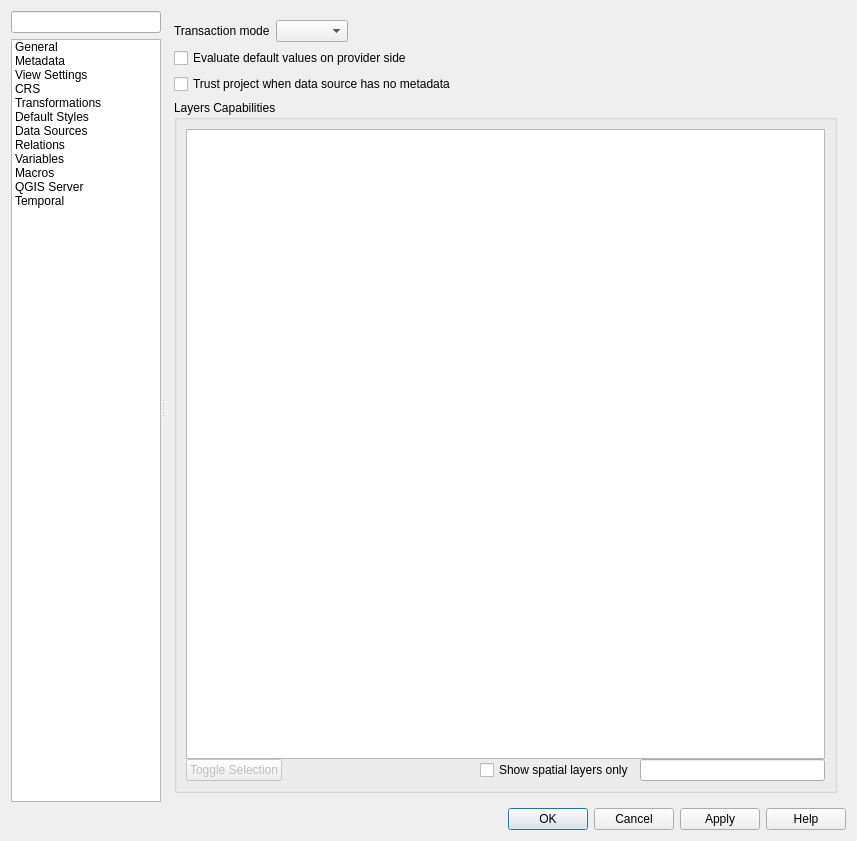
qgis/QGIS, file src/ui/qgsprojectpropertiesbase.ui: the form before one commit.
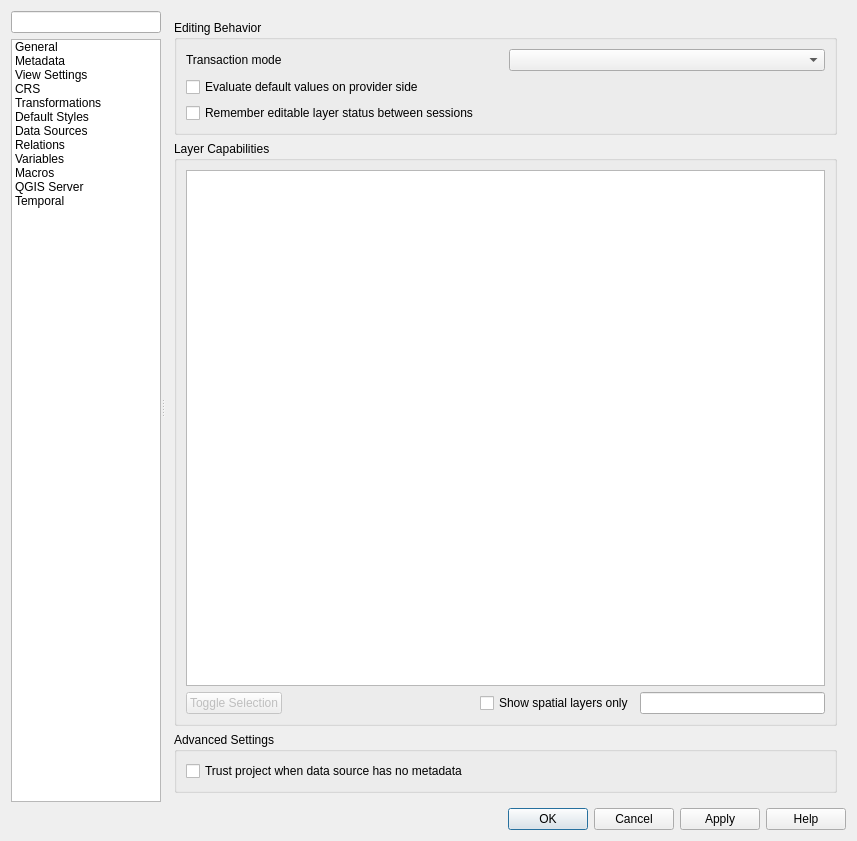
The form after the commit. The open tabs and pages were chosen to show the change. Icons and pictures are not drawn. Custom widgets are drawn as their Qt base class.

Commit message:
[feature] Add opt-in setting in project properties for "Remember editable layer status between sessions"
If checked, then any layers which are editable will be remembered
when saving that project and immediately made editable whenever
the project is restored.

This is an opt-in, per-project setting. The intended use case
is for users who are making complex, data-editing focused projects.

What changed in the file:
```diff
--- a/src/ui/qgsprojectpropertiesbase.ui
+++ b/src/ui/qgsprojectpropertiesbase.ui
@@ -1473,37 +1473,7 @@
          </widget>
          <widget class="QWidget" name="mTab_DataSources">
           <layout class="QGridLayout" name="mTab_DataSourcesGridLayout">
-           <item row="1" column="0" colspan="3">
-            <widget class="QCheckBox" name="mEvaluateDefaultValues">
-             <property name="toolTip">
-              <string>When enabled, default values will be evaluated as early as possible. This will fill default values in the add feature form already and not only create them on commit. Only supported for postgres, GPKG, spatialite and oracle.</string>
-             </property>
-             <property name="text">
-              <string>Evaluate default values on provider side</string>
-             </property>
-            </widget>
-           </item>
-           <item row="0" column="0">
-            <widget class="QLabel" name="mTransactionModeLabel">
-             <property name="text">
-              <string>Transaction mode</string>
-             </property>
-            </widget>
-           </item>
-           <item row="2" column="0" colspan="3">
-            <widget class="QCheckBox" name="mTrustProjectCheckBox">
-             <property name="toolTip">
-              <string>Speed up project loading by skipping data checks in PostgreSQL layers. Useful in QGIS server context or project with huge database views or materialized views.</string>
-             </property>
-             <property name="text">
-              <string>Trust project when data source has no metadata</string>
-             </property>
-            </widget>
-           </item>
-           <item row="0" column="1">
-            <widget class="QComboBox" name="mTransactionModeComboBox"/>
-           </item>
-           <item row="3" column="0" colspan="3">
+           <item row="1" column="0" colspan="2">
             <widget class="QgsCollapsibleGroupBox" name="groupBox_5">
              <property name="sizePolicy">
               <sizepolicy hsizetype="Expanding" vsizetype="Expanding">
@@ -1512,12 +1482,9 @@
               </sizepolicy>
              </property>
              <property name="title">
-              <string>Layers Capabilities</string>
+              <string>Layer Capabilities</string>
              </property>
              <layout class="QGridLayout" name="gridLayout_19">
-              <property name="verticalSpacing">
-               <number>0</number>
-              </property>
               <item row="3" column="1">
                <spacer name="horizontalSpacer_5">
                 <property name="orientation">
@@ -1570,18 +1537,60 @@
              </layout>
             </widget>
            </item>
-           <item row="0" column="2">
-            <spacer name="horizontalSpacer_9">
-             <property name="orientation">
-              <enum>Qt::Horizontal</enum>
+           <item row="0" column="0" colspan="2">
+            <widget class="QGroupBox" name="groupBox_3">
+             <property name="title">
+              <string>Editing Behavior</string>
              </property>
-             <property name="sizeHint" stdset="0">
-              <size>
-               <width>40</width>
-               <height>20</height>
-              </size>
+             <layout class="QGridLayout" name="gridLayout_8">
+              <item row="0" column="1">
+               <widget class="QComboBox" name="mTransactionModeComboBox"/>
+              </item>
+              <item row="0" column="0">
+               <widget class="QLabel" name="mTransactionModeLabel">
+                <property name="text">
+                 <string>Transaction mode</string>
+                </property>
+               </widget>
+              </item>
+              <item row="2" column="0" colspan="2">
+               <widget class="QCheckBox" name="mEvaluateDefaultValues">
+                <property name="toolTip">
+                 <string>When enabled, default values will be evaluated as early as possible. This will fill default values in the add feature form already and not only create them on commit. Only supported for postgres, GPKG, spatialite and oracle.</string>
+                </property>
+                <property name="text">
+                 <string>Evaluate default values on provider side</string>
+                </property>
+               </widget>
+              </item>
+              <item row="3" column="0" colspan="2">
+               <widget class="QCheckBox" name="mCheckRememberEditStatus">
+                <property name="text">
+                 <string>Remember editable layer status between sessions</string>
+                </property>
+               </widget>
+              </item>
+             </layout>
+            </widget>
+           </item>
+           <item row="2" column="0" colspan="2">
+            <widget class="QGroupBox" name="groupBox_8">
+             <property name="title">
+              <string>Advanced Settings</string>
              </property>
-            </spacer>
+             <layout class="QGridLayout" name="gridLayout_13">
+              <item row="0" column="0">
+               <widget class="QCheckBox" name="mTrustProjectCheckBox">
+                <property name="toolTip">
+                 <string>Speed up project loading by skipping data checks in PostgreSQL layers. Useful in QGIS server context or project with huge database views or materialized views.</string>
+                </property>
+                <property name="text">
+                 <string>Trust project when data source has no metadata</string>
+                </property>
+               </widget>
+              </item>
+             </layout>
+            </widget>
            </item>
           </layout>
          </widget>
```
Left out of the diff: 4 changed lines with no effect on the pictures. The commit also changes 7 other files.
